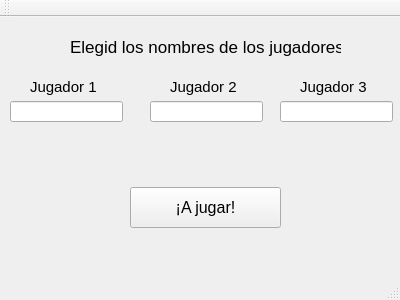
The window that mainwindow.ui (FeliFCB/Poker) describes before a commit, drawn with Qt 5.
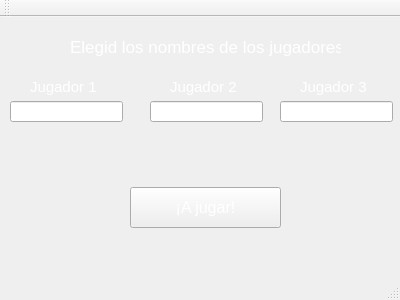
The same window after the commit. Icons and pictures are not drawn.

Patch:
```diff
--- a/mainwindow.ui
+++ b/mainwindow.ui
@@ -150,27 +150,27 @@
        <colorrole role="WindowText">
         <brush brushstyle="SolidPattern">
          <color alpha="255">
-          <red>0</red>
-          <green>0</green>
-          <blue>0</blue>
+          <red>255</red>
+          <green>255</green>
+          <blue>255</blue>
          </color>
         </brush>
        </colorrole>
        <colorrole role="Text">
         <brush brushstyle="SolidPattern">
          <color alpha="255">
-          <red>0</red>
-          <green>0</green>
-          <blue>0</blue>
+          <red>255</red>
+          <green>255</green>
+          <blue>255</blue>
          </color>
         </brush>
        </colorrole>
        <colorrole role="ButtonText">
         <brush brushstyle="SolidPattern">
          <color alpha="255">
-          <red>0</red>
-          <green>0</green>
-          <blue>0</blue>
+          <red>255</red>
+          <green>255</green>
+          <blue>255</blue>
          </color>
         </brush>
        </colorrole>
@@ -188,27 +188,27 @@
        <colorrole role="WindowText">
         <brush brushstyle="SolidPattern">
          <color alpha="255">
-          <red>0</red>
-          <green>0</green>
-          <blue>0</blue>
+          <red>255</red>
+          <green>255</green>
+          <blue>255</blue>
          </color>
         </brush>
        </colorrole>
        <colorrole role="Text">
         <brush brushstyle="SolidPattern">
          <color alpha="255">
-          <red>0</red>
-          <green>0</green>
-          <blue>0</blue>
+          <red>255</red>
+          <green>255</green>
+          <blue>255</blue>
          </color>
         </brush>
        </colorrole>
        <colorrole role="ButtonText">
         <brush brushstyle="SolidPattern">
          <color alpha="255">
-          <red>0</red>
-          <green>0</green>
-          <blue>0</blue>
+          <red>255</red>
+          <green>255</green>
+          <blue>255</blue>
          </color>
         </brush>
        </colorrole>
@@ -226,27 +226,27 @@
        <colorrole role="WindowText">
         <brush brushstyle="SolidPattern">
          <color alpha="255">
-          <red>0</red>
-          <green>0</green>
-          <blue>0</blue>
+          <red>255</red>
+          <green>255</green>
+          <blue>255</blue>
          </color>
         </brush>
        </colorrole>
        <colorrole role="Text">
         <brush brushstyle="SolidPattern">
          <color alpha="255">
-          <red>0</red>
-          <green>0</green>
-          <blue>0</blue>
+          <red>255</red>
+          <green>255</green>
+          <blue>255</blue>
          </color>
         </brush>
        </colorrole>
        <colorrole role="ButtonText">
         <brush brushstyle="SolidPattern">
          <color alpha="255">
-          <red>0</red>
-          <green>0</green>
-          <blue>0</blue>
+          <red>255</red>
+          <green>255</green>
+          <blue>255</blue>
          </color>
         </brush>
        </colorrole>
@@ -268,7 +268,7 @@
      </font>
     </property>
     <property name="styleSheet">
-     <string notr="true">color: rgb(0, 0, 0);</string>
+     <string notr="true">color: rgb(255, 255, 255);</string>
     </property>
     <property name="text">
      <string>¡A jugar!</string>
@@ -289,27 +289,27 @@
        <colorrole role="WindowText">
         <brush brushstyle="SolidPattern">
          <color alpha="255">
-          <red>0</red>
-          <green>0</green>
-          <blue>0</blue>
+          <red>255</red>
+          <green>255</green>
+          <blue>255</blue>
          </color>
         </brush>
        </colorrole>
        <colorrole role="Text">
         <brush brushstyle="SolidPattern">
          <color alpha="255">
-          <red>0</red>
-          <green>0</green>
-          <blue>0</blue>
+          <red>255</red>
+          <green>255</green>
+          <blue>255</blue>
          </color>
         </brush>
        </colorrole>
        <colorrole role="ButtonText">
         <brush brushstyle="SolidPattern">
          <color alpha="255">
-          <red>0</red>
-          <green>0</green>
-          <blue>0</blue>
+          <red>255</red>
+          <green>255</green>
+          <blue>255</blue>
          </color>
         </brush>
        </colorrole>
@@ -327,27 +327,27 @@
        <colorrole role="WindowText">
         <brush brushstyle="SolidPattern">
          <color alpha="255">
-          <red>0</red>
-          <green>0</green>
-          <blue>0</blue>
+          <red>255</red>
+          <green>255</green>
+          <blue>255</blue>
          </color>
         </brush>
        </colorrole>
        <colorrole role="Text">
         <brush brushstyle="SolidPattern">
          <color alpha="255">
-          <red>0</red>
-          <green>0</green>
-          <blue>0</blue>
+          <red>255</red>
+          <green>255</green>
+          <blue>255</blue>
          </color>
         </brush>
        </colorrole>
        <colorrole role="ButtonText">
         <brush brushstyle="SolidPattern">
          <color alpha="255">
-          <red>0</red>
-          <green>0</green>
-          <blue>0</blue>
+          <red>255</red>
+          <green>255</green>
+          <blue>255</blue>
          </color>
         </brush>
        </colorrole>
@@ -365,27 +365,27 @@
        <colorrole role="WindowText">
         <brush brushstyle="SolidPattern">
          <color alpha="255">
-          <red>0</red>
-          <green>0</green>
-          <blue>0</blue>
+          <red>255</red>
+          <green>255</green>
+          <blue>255</blue>
          </color>
         </brush>
        </colorrole>
        <colorrole role="Text">
         <brush brushstyle="SolidPattern">
          <color alpha="255">
-          <red>0</red>
-          <green>0</green>
-          <blue>0</blue>
+          <red>255</red>
+          <green>255</green>
+          <blue>255</blue>
          </color>
         </brush>
        </colorrole>
        <colorrole role="ButtonText">
         <brush brushstyle="SolidPattern">
          <color alpha="255">
-          <red>0</red>
-          <green>0</green>
-          <blue>0</blue>
+          <red>255</red>
+          <green>255</green>
+          <blue>255</blue>
          </color>
         </brush>
        </colorrole>
@@ -407,7 +407,8 @@
      </font>
     </property>
     <property name="styleSheet">
-     <string notr="true">color: rgb(0, 0, 0);</string>
+     <string notr="true">color: rgb(255, 255, 255);
+</string>
     </property>
     <property name="text">
      <string>Jugador 1</string>
@@ -428,27 +429,27 @@
        <colorrole role="WindowText">
         <brush brushstyle="SolidPattern">
          <color alpha="255">
-          <red>0</red>
-          <green>0</green>
-          <blue>0</blue>
+          <red>255</red>
+          <green>255</green>
+          <blue>255</blue>
          </color>
         </brush>
        </colorrole>
        <colorrole role="Text">
         <brush brushstyle="SolidPattern">
          <color alpha="255">
-          <red>0</red>
-          <green>0</green>
-          <blue>0</blue>
+          <red>255</red>
+          <green>255</green>
+          <blue>255</blue>
          </color>
         </brush>
        </colorrole>
        <colorrole role="ButtonText">
         <brush brushstyle="SolidPattern">
          <color alpha="255">
-          <red>0</red>
-          <green>0</green>
-          <blue>0</blue>
+          <red>255</red>
+          <green>255</green>
+          <blue>255</blue>
          </color>
         </brush>
        </colorrole>
@@ -466,27 +467,27 @@
        <colorrole role="WindowText">
         <brush brushstyle="SolidPattern">
          <color alpha="255">
-          <red>0</red>
-          <green>0</green>
-          <blue>0</blue>
+          <red>255</red>
+          <green>255</green>
+          <blue>255</blue>
          </color>
         </brush>
        </colorrole>
        <colorrole role="Text">
         <brush brushstyle="SolidPattern">
          <color alpha="255">
-          <red>0</red>
-          <green>0</green>
-          <blue>0</blue>
+          <red>255</red>
+          <green>255</green>
+          <blue>255</blue>
          </color>
         </brush>
        </colorrole>
        <colorrole role="ButtonText">
         <brush brushstyle="SolidPattern">
          <color alpha="255">
-          <red>0</red>
-          <green>0</green>
-          <blue>0</blue>
+          <red>255</red>
+          <green>255</green>
+          <blue>255</blue>
          </color>
         </brush>
        </colorrole>
@@ -504,27 +505,27 @@
        <colorrole role="WindowText">
         <brush brushstyle="SolidPattern">
          <color alpha="255">
-          <red>0</red>
-          <green>0</green>
-          <blue>0</blue>
+          <red>255</red>
+          <green>255</green>
+          <blue>255</blue>
          </color>
         </brush>
        </colorrole>
        <colorrole role="Text">
         <brush brushstyle="SolidPattern">
          <color alpha="255">
-          <red>0</red>
-          <green>0</green>
-          <blue>0</blue>
+          <red>255</red>
+          <green>255</green>
+          <blue>255</blue>
          </color>
         </brush>
        </colorrole>
        <colorrole role="ButtonText">
         <brush brushstyle="SolidPattern">
          <color alpha="255">
-          <red>0</red>
-          <green>0</green>
-          <blue>0</blue>
+          <red>255</red>
+          <green>255</green>
+          <blue>255</blue>
          </color>
         </brush>
        </colorrole>
@@ -546,7 +547,7 @@
      </font>
     </property>
     <property name="styleSheet">
-     <string notr="true">color: rgb(0, 0, 0);</string>
+     <string notr="true">color: rgb(255, 255, 255);</string>
     </property>
     <property name="text">
      <string>Jugador 2</string>
@@ -567,27 +568,27 @@
        <colorrole role="WindowText">
         <brush brushstyle="SolidPattern">
          <color alpha="255">
-          <red>0</red>
-          <green>0</green>
-          <blue>0</blue>
+          <red>255</red>
+          <green>255</green>
+          <blue>255</blue>
          </color>
         </brush>
        </colorrole>
        <colorrole role="Text">
         <brush brushstyle="SolidPattern">
          <color alpha="255">
-          <red>0</red>
-          <green>0</green>
-          <blue>0</blue>
+          <red>255</red>
+          <green>255</green>
+          <blue>255</blue>
          </color>
         </brush>
        </colorrole>
        <colorrole role="ButtonText">
         <brush brushstyle="SolidPattern">
          <color alpha="255">
-          <red>0</red>
-          <green>0</green>
-          <blue>0</blue>
+          <red>255</red>
+          <green>255</green>
+          <blue>255</blue>
          </color>
         </brush>
        </colorrole>
@@ -605,27 +606,27 @@
        <colorrole role="WindowText">
         <brush brushstyle="SolidPattern">
          <color alpha="255">
-          <red>0</red>
-          <green>0</green>
-          <blue>0</blue>
+          <red>255</red>
+          <green>255</green>
+          <blue>255</blue>
          </color>
         </brush>
        </colorrole>
        <colorrole role="Text">
         <brush brushstyle="SolidPattern">
          <color alpha="255">
-          <red>0</red>
-          <green>0</green>
-          <blue>0</blue>
+          <red>255</red>
+          <green>255</green>
+          <blue>255</blue>
          </color>
         </brush>
        </colorrole>
        <colorrole role="ButtonText">
         <brush brushstyle="SolidPattern">
          <color alpha="255">
-          <red>0</red>
-          <green>0</green>
-          <blue>0</blue>
+          <red>255</red>
+          <green>255</green>
+          <blue>255</blue>
          </color>
         </brush>
        </colorrole>
@@ -643,27 +644,27 @@
        <colorrole role="WindowText">
         <brush brushstyle="SolidPattern">
          <color alpha="255">
-          <red>0</red>
-          <green>0</green>
-          <blue>0</blue>
+          <red>255</red>
+          <green>255</green>
+          <blue>255</blue>
          </color>
         </brush>
        </colorrole>
        <colorrole role="Text">
         <brush brushstyle="SolidPattern">
          <color alpha="255">
-          <red>0</red>
-          <green>0</green>
-          <blue>0</blue>
+          <red>255</red>
+          <green>255</green>
+          <blue>255</blue>
          </color>
         </brush>
        </colorrole>
        <colorrole role="ButtonText">
         <brush brushstyle="SolidPattern">
          <color alpha="255">
-          <red>0</red>
-          <green>0</green>
-          <blue>0</blue>
+          <red>255</red>
+          <green>255</green>
+          <blue>255</blue>
          </color>
         </brush>
        </colorrole>
@@ -685,7 +686,7 @@
      </font>
     </property>
     <property name="styleSheet">
-     <string notr="true">color: rgb(0, 0, 0);</string>
+     <string notr="true">color: rgb(255, 255, 255);</string>
     </property>
     <property name="text">
      <string>Jugador 3</string>
@@ -706,27 +707,27 @@
        <colorrole role="WindowText">
         <brush brushstyle="SolidPattern">
          <color alpha="255">
-          <red>0</red>
-          <green>0</green>
-          <blue>0</blue>
+          <red>255</red>
+          <green>255</green>
+          <blue>255</blue>
          </color>
         </brush>
        </colorrole>
        <colorrole role="Text">
         <brush brushstyle="SolidPattern">
          <color alpha="255">
-          <red>0</red>
-          <green>0</green>
-          <blue>0</blue>
+          <red>255</red>
+          <green>255</green>
+          <blue>255</blue>
          </color>
         </brush>
        </colorrole>
        <colorrole role="ButtonText">
         <brush brushstyle="SolidPattern">
          <color alpha="255">
-          <red>0</red>
-          <green>0</green>
-          <blue>0</blue>
+          <red>255</red>
+          <green>255</green>
+          <blue>255</blue>
          </color>
         </brush>
        </colorrole>
@@ -744,27 +745,27 @@
        <colorrole role="WindowText">
         <brush brushstyle="SolidPattern">
          <color alpha="255">
-          <red>0</red>
-          <green>0</green>
-          <blue>0</blue>
+          <red>255</red>
+          <green>255</green>
+          <blue>255</blue>
          </color>
         </brush>
        </colorrole>
        <colorrole role="Text">
         <brush brushstyle="SolidPattern">
          <color alpha="255">
-          <red>0</red>
-          <green>0</green>
-          <blue>0</blue>
+          <red>255</red>
+          <green>255</green>
+          <blue>255</blue>
          </color>
         </brush>
        </colorrole>
        <colorrole role="ButtonText">
         <brush brushstyle="SolidPattern">
          <color alpha="255">
-          <red>0</red>
-          <green>0</green>
-          <blue>0</blue>
+          <red>255</red>
+          <green>255</green>
+          <blue>255</blue>
          </color>
         </brush>
        </colorrole>
@@ -782,27 +783,27 @@
        <colorrole role="WindowText">
         <brush brushstyle="SolidPattern">
          <color alpha="255">
-          <red>0</red>
-          <green>0</green>
-          <blue>0</blue>
+          <red>255</red>
+          <green>255</green>
+          <blue>255</blue>
          </color>
         </brush>
        </colorrole>
        <colorrole role="Text">
         <brush brushstyle="SolidPattern">
          <color alpha="255">
-          <red>0</red>
-          <green>0</green>
-          <blue>0</blue>
+          <red>255</red>
+          <green>255</green>
+          <blue>255</blue>
          </color>
         </brush>
        </colorrole>
        <colorrole role="ButtonText">
         <brush brushstyle="SolidPattern">
          <color alpha="255">
-          <red>0</red>
-          <green>0</green>
-          <blue>0</blue>
+          <red>255</red>
+          <green>255</green>
+          <blue>255</blue>
          </color>
         </brush>
        </colorrole>
@@ -828,7 +829,7 @@
      <string>&lt;html&gt;&lt;head/&gt;&lt;body&gt;&lt;p&gt;&lt;br/&gt;&lt;/p&gt;&lt;/body&gt;&lt;/html&gt;</string>
     </property>
     <property name="styleSheet">
-     <string notr="true">color: rgb(0, 0, 0);</string>
+     <string notr="true">color: rgb(255, 255, 255);</string>
     </property>
     <property name="text">
      <string>Elegid los nombres de los jugadores</string>
```
Left out of the diff: 12 changed lines with no effect on the pictures.
